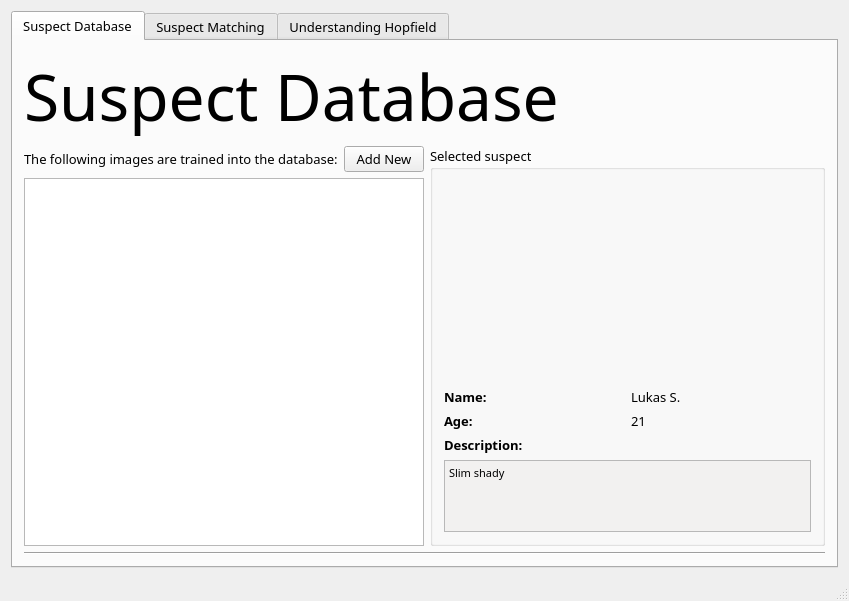
Before: the Qt Designer form gui/policedb.ui in imperialhopfield/hopfield, drawn with Qt 5.
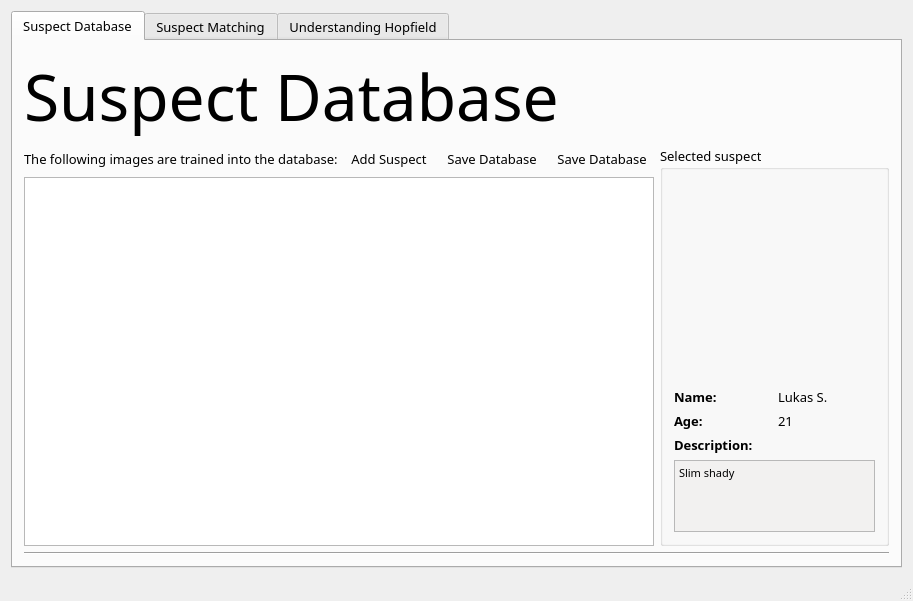
After: the same form once the commit is applied. Icons and pictures are not drawn.

Commit message: Added icons for add, save, load

Diff of the .ui file:
```diff
--- a/gui/policedb.ui
+++ b/gui/policedb.ui
@@ -74,9 +74,71 @@
                </widget>
               </item>
               <item>
-               <widget class="QPushButton" name="addNewButton">
+               <widget class="QToolButton" name="addNewButton">
+                <property name="toolTip">
+                 <string>Add suspect</string>
+                </property>
                 <property name="text">
-                 <string>Add New</string>
+                 <string>Add Suspect</string>
+                </property>
+                <property name="icon">
+                 <iconset resource="policedbresource.qrc">
+                  <normaloff>:/new/prefix1/icons/add.png</normaloff>:/new/prefix1/icons/add.png</iconset>
+                </property>
+                <property name="iconSize">
+                 <size>
+                  <width>42</width>
+                  <height>42</height>
+                 </size>
+                </property>
+                <property name="autoRaise">
+                 <bool>true</bool>
+                </property>
+               </widget>
+              </item>
+              <item>
+               <widget class="QToolButton" name="saveButton">
+                <property name="toolTip">
+                 <string>&lt;html&gt;&lt;head/&gt;&lt;body&gt;&lt;p&gt;Save database&lt;/p&gt;&lt;/body&gt;&lt;/html&gt;</string>
+                </property>
+                <property name="text">
+                 <string>Save Database</string>
+                </property>
+                <property name="icon">
+                 <iconset resource="policedbresource.qrc">
+                  <normaloff>:/new/prefix1/icons/save.png</normaloff>:/new/prefix1/icons/save.png</iconset>
+                </property>
+                <property name="iconSize">
+                 <size>
+                  <width>42</width>
+                  <height>42</height>
+                 </size>
+                </property>
+                <property name="autoRaise">
+                 <bool>true</bool>
+                </property>
+               </widget>
+              </item>
+              <item>
+               <widget class="QToolButton" name="loadButton">
+                <property name="toolTip">
+                 <string>&lt;html&gt;&lt;head/&gt;&lt;body&gt;&lt;p&gt;Load database&lt;/p&gt;&lt;/body&gt;&lt;/html&gt;</string>
+                </property>
+                <property name="text">
+                 <string>Save Database</string>
+                </property>
+                <property name="icon">
+                 <iconset resource="policedbresource.qrc">
+                  <normaloff>:/new/prefix1/icons/open.png</normaloff>:/new/prefix1/icons/open.png</iconset>
+                </property>
+                <property name="iconSize">
+                 <size>
+                  <width>42</width>
+                  <height>42</height>
+                 </size>
+                </property>
+                <property name="autoRaise">
+                 <bool>true</bool>
                 </property>
                </widget>
               </item>
```
The commit also changes 10 other files.
